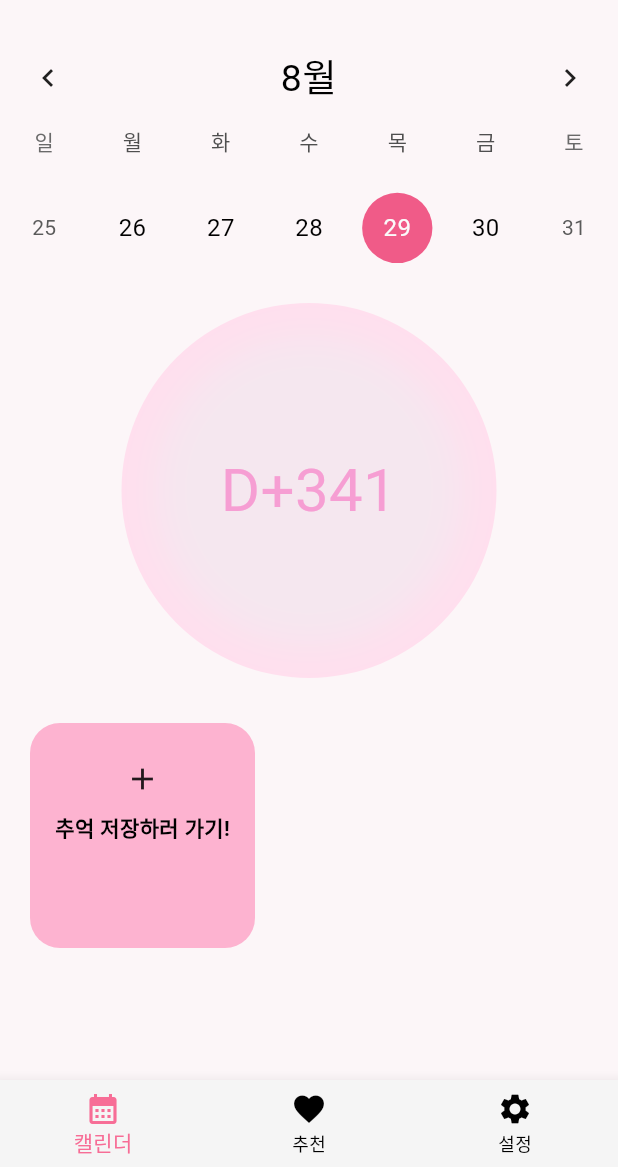
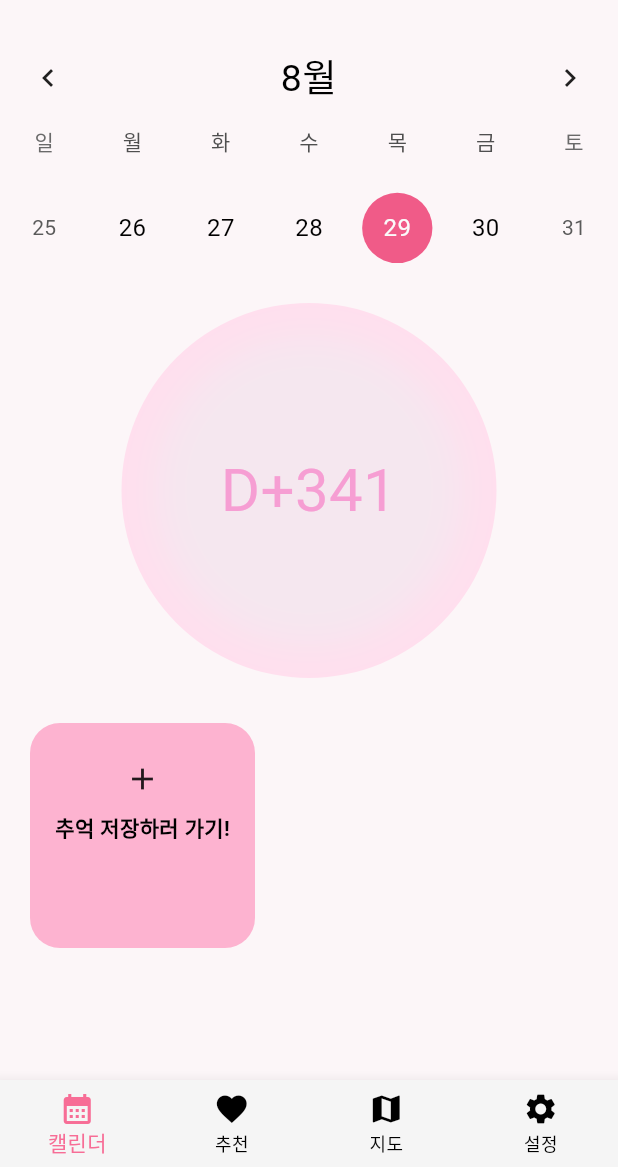
Before and after one commit to m2kyungmin/latte, a Flutter app: the screen it shows after launch, on a phone screen of 412 x 824 dp, the part 69-1236 px from its top. Run offline on Flutter 3.47's test engine with Material 3 defaults, Android fonts, the phone set to English and light mode, and no system bars; drawn by our look-alikes of table_calendar; our stand-ins replace animated_splash_screen, google_maps_flutter, image_picker, ionicons, settings_ui, shared_preferences; Roboto replaces fonts that are missing (MangoDdobak).

Commit message:
지도 추가

```diff
--- a/lib/main.dart
+++ b/lib/main.dart
@@ -5,6 +5,7 @@ import 'package:latte/size_config.dart';
 import 'bottompages/firstpage/firstpage.dart';
 import 'bottompages/secondpage/secondpage.dart';
 import 'bottompages/thirdpage.dart';
+import 'mapPage.dart';
 import 'package:intl/date_symbol_data_local.dart';
 
 void main() async {
@@ -55,7 +56,8 @@ class _MyWidgetState extends State<MyWidget> {
     const FirstPage(),
     const SecondPage(),
     const ThirdPage(),
-    const SecClick()
+    //const SecClick(),
+    const MapPage(),
   ];
 
   void onItemTapped(int index) {
@@ -88,6 +90,12 @@ class _MyWidgetState extends State<MyWidget> {
           ),
           BottomNavigationBarItem(
             icon: Icon(
+              Icons.map,
+            ),
+            label: '지도',
+          ),
+          BottomNavigationBarItem(
+            icon: Icon(
               Icons.settings,
             ),
             label: '설정',
--- a/pubspec.yaml
+++ b/pubspec.yaml
@@ -46,6 +46,8 @@ dependencies:
 
   provider: ^6.1.2
   ionicons: ^0.2.2
+  # import 'package:google_maps_flutter/google_maps_flutter.dart';
+  google_maps_flutter: ^2.9.0
 
 dev_dependencies:
   flutter_test:
```
Also changed, not shown: lib/mapPage.dart (added, +27 -0 lines), pubspec.lock, 1 other file.
